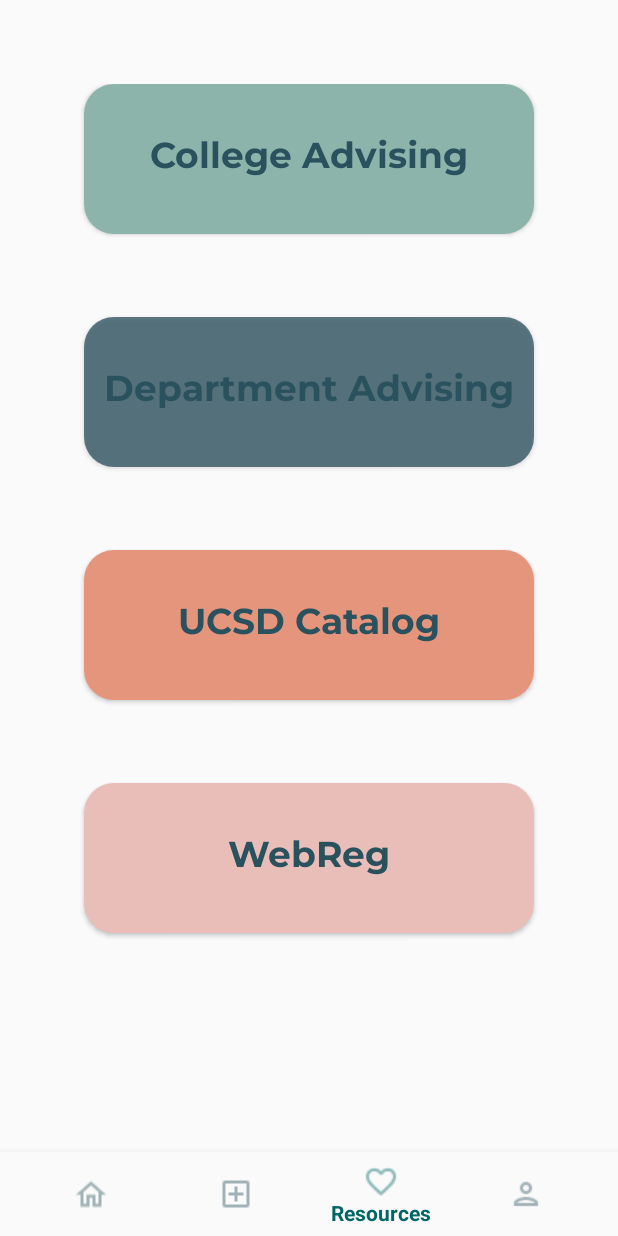
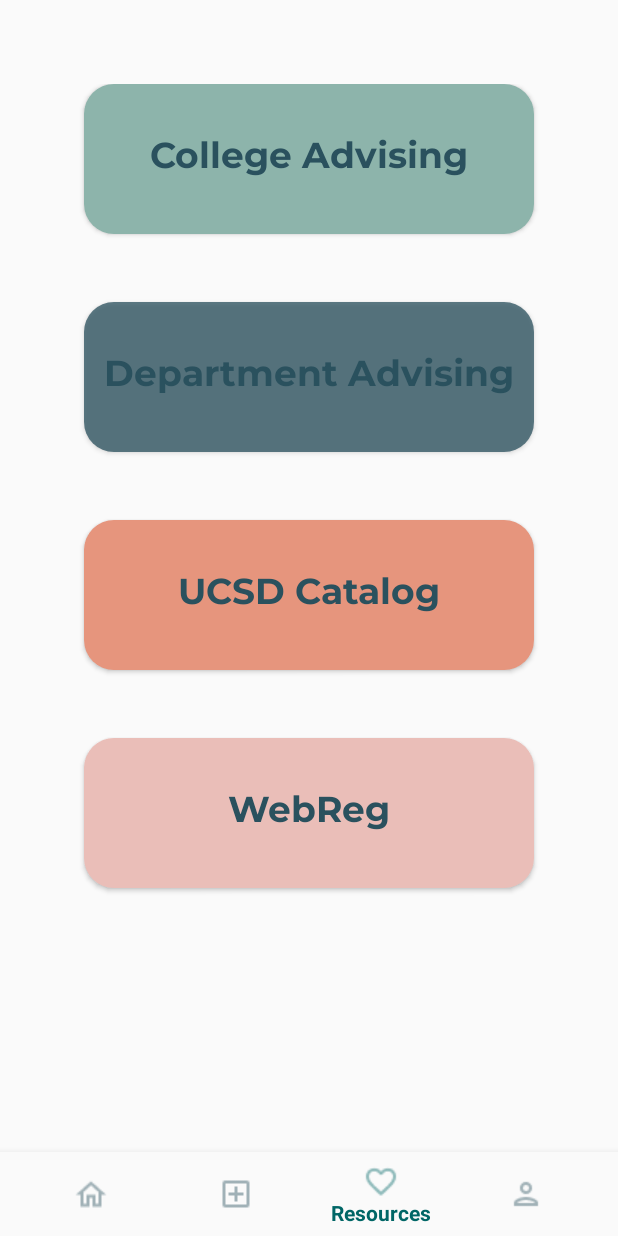
Before and after one commit to SKBost/Degree-Planner, an Android app: the ResourcesFragment screen opened through its navigation route, on a phone screen of 412 x 824 dp. Run offline under Robolectric (Android 15) with nearby library versions, the phone set to English and light mode, and no system bars; our stand-ins replace navigation-ui; libraries missing offline, so code that uses them is left out: com.bignerdranch.expandablerecyclerview; 29 statements that could not run were skipped.

Commit message:
Layout Change

```diff
--- a/app/src/main/res/layout/activity_college_advising.xml
+++ b/app/src/main/res/layout/activity_college_advising.xml
@@ -12,6 +12,7 @@
         android:layout_height="wrap_content"
         android:paddingLeft="16dp"
         android:paddingRight="16dp"
+        android:paddingBottom="20dp"
         android:orientation="vertical" >
 
         <androidx.constraintlayout.widget.ConstraintLayout
@@ -21,6 +22,7 @@
 
             <ImageButton
                 android:id="@+id/college_back_button"
+                android:contentDescription="@string/previous_page"
                 android:layout_width="wrap_content"
                 android:layout_height="wrap_content"
                 android:layout_marginStart="16dp"
--- a/app/src/main/res/layout/fragment_resources.xml
+++ b/app/src/main/res/layout/fragment_resources.xml
@@ -26,7 +26,7 @@
         android:id="@+id/department_advising_button"
         android:layout_width="300dp"
         android:layout_height="100dp"
-        android:layout_marginTop="55dp"
+        android:layout_marginTop="45dp"
         android:background="@drawable/resource_department_button"
         android:fontFamily="@font/montserrat_bold"
         android:text="@string/department_advising"
@@ -41,7 +41,7 @@
         android:id="@+id/ucsd_catalog_button"
         android:layout_width="300dp"
         android:layout_height="100dp"
-        android:layout_marginTop="55dp"
+        android:layout_marginTop="45dp"
         android:background="@drawable/resource_catalog_button"
         android:fontFamily="@font/montserrat_bold"
         android:text="@string/ucsd_catalog"
@@ -57,7 +57,7 @@
         android:id="@+id/webreg_button"
         android:layout_width="300dp"
         android:layout_height="100dp"
-        android:layout_marginTop="55dp"
+        android:layout_marginTop="45dp"
         android:background="@drawable/resource_webreg_button"
         android:fontFamily="@font/montserrat_bold"
         android:text="@string/webreg"
--- a/app/src/main/res/values/strings.xml
+++ b/app/src/main/res/values/strings.xml
@@ -71,4 +71,5 @@
     <string name="total_units_text">Total Units: </string>
     <string name="delete_course">Delete Course?</string>
     <string name="cancel">Cancel</string>
+    <string name="previous_page">Return to previous page</string>
 </resources>
```
